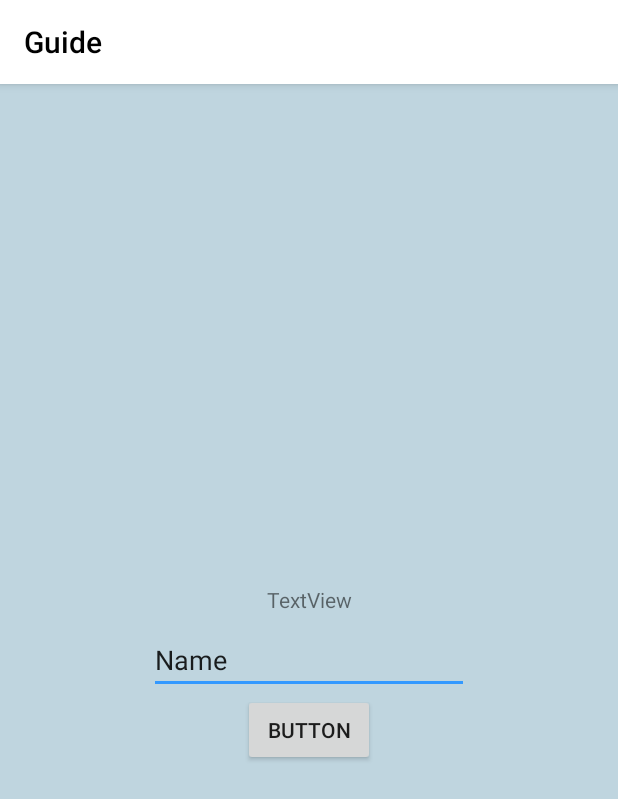
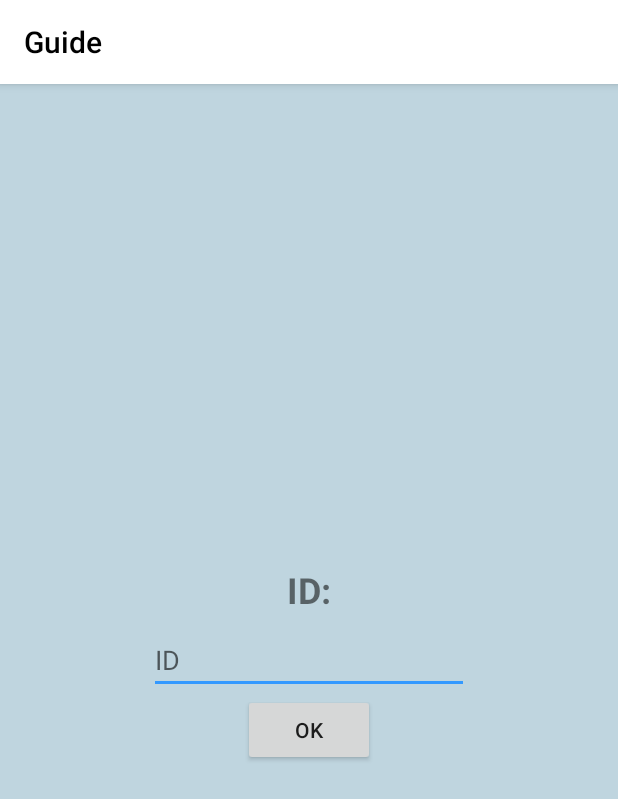
Before and after one commit to bmfcc/Guide, an Android app: the screen it shows after launch (GetSpace), on a phone screen of 412 x 824 dp. Shown: the top 799 px of the screen. Run offline under Robolectric (Android 15) with nearby library versions, the phone set to English and light mode, and no system bars; our stand-ins replace Firebase (no records; nobody signed in at launch, a user with empty details on screens opened directly); libraries missing offline, so code that uses them is left out: com.estimote.mustard, com.estimote.proximity_sdk, me.relex.circleindicator.

Commit message:
Minor changes

```diff
--- a/app/src/main/res/layout/activity_get_space.xml
+++ b/app/src/main/res/layout/activity_get_space.xml
@@ -14,7 +14,9 @@
         android:layout_marginBottom="8dp"
         android:layout_marginEnd="8dp"
         android:layout_marginStart="8dp"
-        android:text="TextView"
+        android:text="ID:"
+        android:textSize="24sp"
+        android:textStyle="bold"
         app:layout_constraintBottom_toTopOf="@+id/appID"
         app:layout_constraintEnd_toEndOf="parent"
         app:layout_constraintStart_toStartOf="parent" />
@@ -26,8 +28,8 @@
         android:layout_marginBottom="8dp"
         android:layout_marginTop="8dp"
         android:ems="10"
-        android:inputType="textPersonName"
-        android:text="Name"
+        android:hint="ID"
+        android:inputType="text"
         app:layout_constraintBottom_toBottomOf="parent"
         app:layout_constraintEnd_toEndOf="parent"
         app:layout_constraintStart_toStartOf="parent"
@@ -38,7 +40,7 @@
         android:layout_width="wrap_content"
         android:layout_height="wrap_content"
         android:onClick="confirmAppButton"
-        android:text="Button"
+        android:text="OK"
         app:layout_constraintEnd_toEndOf="parent"
         app:layout_constraintStart_toStartOf="parent"
         app:layout_constraintTop_toBottomOf="@+id/appID" />
```
